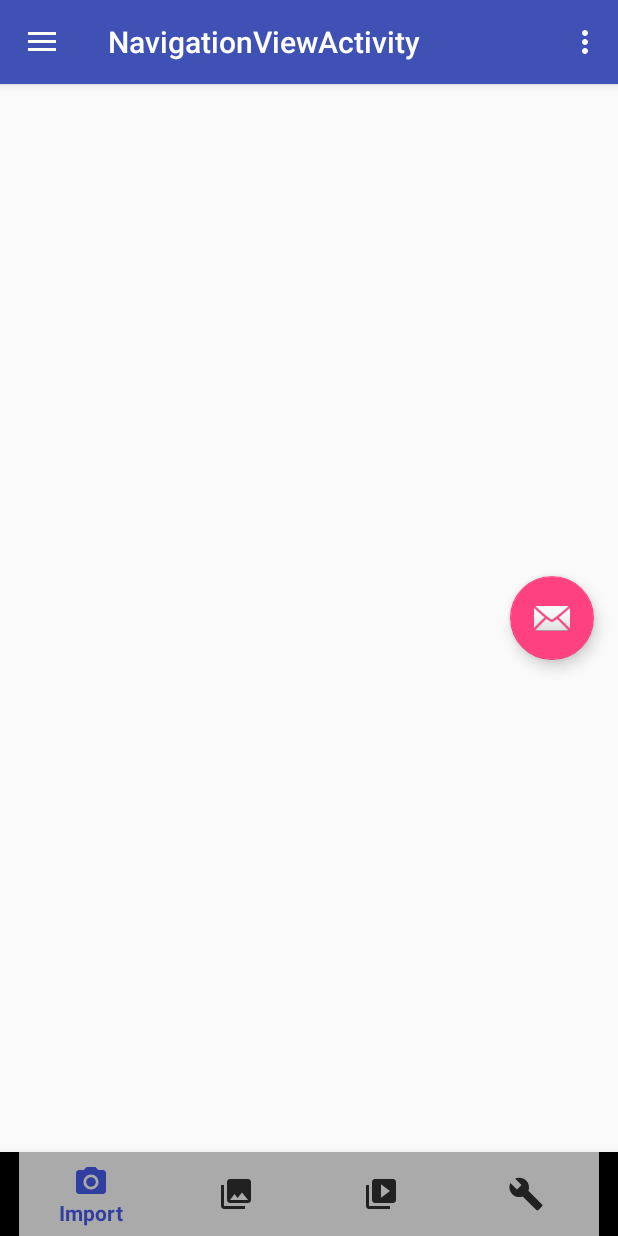
After one commit to huangshouguo/MaterialDesignStudy, an Android app: the NavigationViewActivity screen opened directly, with no data from a screen before it, on a phone screen of 412 x 824 dp. The commit adds this screen. Run offline under Robolectric (Android 15) with nearby library versions, the phone set to English and light mode, and no system bars.

Commit message:
add navigation view

```diff
--- a/app/src/main/AndroidManifest.xml
+++ b/app/src/main/AndroidManifest.xml
@@ -47,6 +47,10 @@
         <activity android:name=".component.AppBarDemo1Activity" />
         <activity android:name=".component.AppBarDemo2Activity" />
         <activity android:name=".component.AppBarDemo3Activity" />
+        <activity
+            android:name=".component.NavigationViewActivity"
+            android:label="@string/title_activity_navigation_view"
+            android:theme="@style/AppTheme"></activity>
     </application>
 
 </manifest>
--- a/app/src/main/java/com/example/hsg/meterialdesignstudy/BaseActivity.java
+++ b/app/src/main/java/com/example/hsg/meterialdesignstudy/BaseActivity.java
@@ -1,10 +1,10 @@
 package com.example.hsg.meterialdesignstudy;
 
-import android.app.Activity;
+import android.support.v7.app.AppCompatActivity;
 
 /**
  * Created by hsg on 7/12/17.
  */
 
-public class BaseActivity extends Activity {
+public class BaseActivity extends AppCompatActivity {
 }
--- a/app/src/main/java/com/example/hsg/meterialdesignstudy/animator/AnimatorTransitionSlideActivity.java
+++ b/app/src/main/java/com/example/hsg/meterialdesignstudy/animator/AnimatorTransitionSlideActivity.java
@@ -32,7 +32,7 @@ public class AnimatorTransitionSlideActivity extends BaseActivity {
         super.onCreate(savedInstanceState);
         setContentView(R.layout.activity_animator_transition_slide);
 
-        RecyclerView recyclerView = findViewById(R.id.recycler_view);
+        RecyclerView recyclerView = (RecyclerView) findViewById(R.id.recycler_view);
         recyclerView.setLayoutManager(new LinearLayoutManager(this));
         recyclerView.setAdapter(new DataListAdapter());
 
--- a/app/src/main/java/com/example/hsg/meterialdesignstudy/component/AppBarDemo2Activity.java
+++ b/app/src/main/java/com/example/hsg/meterialdesignstudy/component/AppBarDemo2Activity.java
@@ -22,7 +22,7 @@ public class AppBarDemo2Activity extends BaseActivity {
         super.onCreate(savedInstanceState);
         setContentView(R.layout.activity_app_bar_demo2);
 
-        RecyclerView recyclerView = findViewById(R.id.recycler_view);
+        RecyclerView recyclerView = (RecyclerView) findViewById(R.id.recycler_view);
         recyclerView.setLayoutManager(new LinearLayoutManager(this));
         recyclerView.setAdapter(new DataListAdapter());
     }
--- a/app/src/main/java/com/example/hsg/meterialdesignstudy/component/AppBarDemo3Activity.java
+++ b/app/src/main/java/com/example/hsg/meterialdesignstudy/component/AppBarDemo3Activity.java
@@ -22,7 +22,7 @@ public class AppBarDemo3Activity extends BaseActivity {
         super.onCreate(savedInstanceState);
         setContentView(R.layout.activity_app_bar_demo3);
 
-        RecyclerView recyclerView = findViewById(R.id.recycler_view);
+        RecyclerView recyclerView = (RecyclerView) findViewById(R.id.recycler_view);
         recyclerView.setLayoutManager(new LinearLayoutManager(this));
         recyclerView.setAdapter(new DataListAdapter());
     }
--- a/app/src/main/java/com/example/hsg/meterialdesignstudy/component/ComponentHomeActivity.java
+++ b/app/src/main/java/com/example/hsg/meterialdesignstudy/component/ComponentHomeActivity.java
@@ -23,6 +23,7 @@ public class ComponentHomeActivity extends BaseActivity implements View.OnClickL
         findViewById(R.id.btn_app_bar_demo1).setOnClickListener(this);
         findViewById(R.id.btn_app_bar_demo2).setOnClickListener(this);
         findViewById(R.id.btn_app_bar_demo3).setOnClickListener(this);
+        findViewById(R.id.btn_navigation).setOnClickListener(this);
 
     }
 
@@ -38,6 +39,9 @@ public class ComponentHomeActivity extends BaseActivity implements View.OnClickL
             case R.id.btn_app_bar_demo3:
                 AppBarDemo3Activity.startAction(this);
                 break;
+            case R.id.btn_navigation:
+                NavigationViewActivity.startAction(this);
+                break;
         }
     }
 }
--- /dev/null
+++ b/app/src/main/java/com/example/hsg/meterialdesignstudy/component/NavigationViewActivity.java
@@ -0,0 +1,110 @@
+package com.example.hsg.meterialdesignstudy.component;
+
+import android.content.Context;
+import android.content.Intent;
+import android.os.Bundle;
+import android.support.design.widget.FloatingActionButton;
+import android.support.design.widget.NavigationView;
+import android.support.design.widget.Snackbar;
+import android.support.v4.view.GravityCompat;
+import android.support.v4.widget.DrawerLayout;
+import android.support.v7.app.ActionBarDrawerToggle;
+import android.support.v7.widget.Toolbar;
+import android.view.Menu;
+import android.view.MenuItem;
+import android.view.View;
+
+import com.example.hsg.meterialdesignstudy.BaseActivity;
+import com.example.hsg.meterialdesignstudy.R;
+
+
+public class NavigationViewActivity extends BaseActivity implements NavigationView.OnNavigationItemSelectedListener {
+
+    public static void startAction(Context context) {
+        Intent intent = new Intent(context, NavigationViewActivity.class);
+        context.startActivity(intent);
+    }
+
+    @Override
+    protected void onCreate(Bundle savedInstanceState) {
+        super.onCreate(savedInstanceState);
+        setContentView(R.layout.activity_navigation_view);
+        Toolbar toolbar = (Toolbar) findViewById(R.id.toolbar);
+        setSupportActionBar(toolbar);
+
+        FloatingActionButton fab = (FloatingActionButton) findViewById(R.id.fab);
+        fab.setOnClickListener(new View.OnClickListener() {
+            @Override
+            public void onClick(View view) {
+                Snackbar.make(view, "Replace with your own action", Snackbar.LENGTH_LONG)
+                        .setAction("Action", null).show();
+            }
+        });
+
+        DrawerLayout drawer = (DrawerLayout) findViewById(R.id.drawer_layout);
+        ActionBarDrawerToggle toggle = new ActionBarDrawerToggle(
+                this, drawer, toolbar, R.string.navigation_drawer_open, R.string.navigation_drawer_close);
+        drawer.setDrawerListener(toggle);
+        toggle.syncState();
+
+        NavigationView navigationView = (NavigationView) findViewById(R.id.nav_view);
+        navigationView.setNavigationItemSelectedListener(this);
+    }
+
+    @Override
+    public void onBackPressed() {
+        DrawerLayout drawer = (DrawerLayout) findViewById(R.id.drawer_layout);
+        if (drawer.isDrawerOpen(GravityCompat.START)) {
+            drawer.closeDrawer(GravityCompat.START);
+        } else {
+            super.onBackPressed();
+        }
+    }
+
+    @Override
+    public boolean onCreateOptionsMenu(Menu menu) {
+        // Inflate the menu; this adds items to the action bar if it is present.
+        getMenuInflater().inflate(R.menu.navigation_view, menu);
+        return true;
+    }
+
+    @Override
+    public boolean onOptionsItemSelected(MenuItem item) {
+        // Handle action bar item clicks here. The action bar will
+        // automatically handle clicks on the Home/Up button, so long
+        // as you specify a parent activity in AndroidManifest.xml.
+        int id = item.getItemId();
+
+        //noinspection SimplifiableIfStatement
+        if (id == R.id.action_settings) {
+            return true;
+        }
+
+        return super.onOptionsItemSelected(item);
+    }
+
+    @SuppressWarnings("StatementWithEmptyBody")
+    @Override
+    public boolean onNavigationItemSelected(MenuItem item) {
+        // Handle navigation view item clicks here.
+        int id = item.getItemId();
+
+        if (id == R.id.nav_camera) {
+            // Handle the camera action
+        } else if (id == R.id.nav_gallery) {
+
+        } else if (id == R.id.nav_slideshow) {
+
+        } else if (id == R.id.nav_manage) {
+
+        } else if (id == R.id.nav_share) {
+
+        } else if (id == R.id.nav_send) {
+
+        }
+
+        DrawerLayout drawer = (DrawerLayout) findViewById(R.id.drawer_layout);
+        drawer.closeDrawer(GravityCompat.START);
+        return true;
+    }
+}
--- /dev/null
+++ b/app/src/main/res/color/tab_item_color.xml
@@ -0,0 +1,5 @@
+<?xml version="1.0" encoding="utf-8"?>
+<selector xmlns:android="http://schemas.android.com/apk/res/android">
+    <item android:color="@color/colorPrimaryDark" android:state_checked="true" />
+    <item android:color="@color/color_gray" />
+</selector>
--- /dev/null
+++ b/app/src/main/res/layout/activity_navigation_view.xml
@@ -0,0 +1,25 @@
+<?xml version="1.0" encoding="utf-8"?>
+<android.support.v4.widget.DrawerLayout xmlns:android="http://schemas.android.com/apk/res/android"
+    xmlns:app="http://schemas.android.com/apk/res-auto"
+    xmlns:tools="http://schemas.android.com/tools"
+    android:id="@+id/drawer_layout"
+    android:layout_width="match_parent"
+    android:layout_height="match_parent"
+    android:fitsSystemWindows="true"
+    tools:openDrawer="start">
+
+    <include
+        layout="@layout/app_bar_navigation_view"
+        android:layout_width="match_parent"
+        android:layout_height="match_parent" />
+
+    <android.support.design.widget.NavigationView
+        android:id="@+id/nav_view"
+        android:layout_width="wrap_content"
+        android:layout_height="match_parent"
+        android:layout_gravity="start"
+        android:fitsSystemWindows="true"
+        app:headerLayout="@layout/nav_header_navigation_view"
+        app:menu="@menu/activity_navigation_view_drawer" />
+
+</android.support.v4.widget.DrawerLayout>
--- /dev/null
+++ b/app/src/main/res/layout/app_bar_navigation_view.xml
@@ -0,0 +1,33 @@
+<?xml version="1.0" encoding="utf-8"?>
+<android.support.design.widget.CoordinatorLayout xmlns:android="http://schemas.android.com/apk/res/android"
+    xmlns:app="http://schemas.android.com/apk/res-auto"
+    xmlns:tools="http://schemas.android.com/tools"
+    android:layout_width="match_parent"
+    android:layout_height="match_parent"
+    tools:context="com.example.hsg.meterialdesignstudy.component.NavigationViewActivity">
+
+    <android.support.design.widget.AppBarLayout
+        android:layout_width="match_parent"
+        android:layout_height="wrap_content"
+        android:theme="@style/AppTheme.AppBarOverlay">
+
+        <android.support.v7.widget.Toolbar
+            android:id="@+id/toolbar"
+            android:layout_width="match_parent"
+            android:layout_height="?attr/actionBarSize"
+            android:background="?attr/colorPrimary"
+            app:popupTheme="@style/AppTheme.PopupOverlay" />
+
+    </android.support.design.widget.AppBarLayout>
+
+    <include layout="@layout/content_navigation_view" />
+
+    <android.support.design.widget.FloatingActionButton
+        android:id="@+id/fab"
+        android:layout_width="wrap_content"
+        android:layout_height="wrap_content"
+        android:layout_gravity="center|end"
+        android:layout_margin="@dimen/fab_margin"
+        app:srcCompat="@android:drawable/ic_dialog_email" />
+
+</android.support.design.widget.CoordinatorLayout>
--- /dev/null
+++ b/app/src/main/res/layout/content_navigation_view.xml
@@ -0,0 +1,20 @@
+<?xml version="1.0" encoding="utf-8"?>
+<RelativeLayout xmlns:android="http://schemas.android.com/apk/res/android"
+    xmlns:app="http://schemas.android.com/apk/res-auto"
+    xmlns:tools="http://schemas.android.com/tools"
+    android:layout_width="match_parent"
+    android:layout_height="match_parent"
+    app:layout_behavior="@string/appbar_scrolling_view_behavior"
+    tools:context="com.example.hsg.meterialdesignstudy.component.NavigationViewActivity"
+    tools:showIn="@layout/app_bar_navigation_view">
+
+
+    <android.support.design.widget.BottomNavigationView
+        android:layout_width="match_parent"
+        android:layout_height="wrap_content"
+        android:layout_alignParentBottom="true"
+        app:itemBackground="@color/color_gray_light"
+        app:itemIconTint="@color/tab_item_color"
+        app:itemTextColor="@color/tab_item_color"
+        app:menu="@menu/menu_bottom_tab"/>
+</RelativeLayout>
--- /dev/null
+++ b/app/src/main/res/menu/activity_navigation_view_drawer.xml
@@ -0,0 +1,36 @@
+<?xml version="1.0" encoding="utf-8"?>
+<menu xmlns:android="http://schemas.android.com/apk/res/android">
+
+    <group android:checkableBehavior="single">
+        <item
+            android:id="@+id/nav_camera"
+            android:icon="@drawable/ic_menu_camera"
+            android:title="Import" />
+        <item
+            android:id="@+id/nav_gallery"
+            android:icon="@drawable/ic_menu_gallery"
+            android:title="Gallery" />
+        <item
+            android:id="@+id/nav_slideshow"
+            android:icon="@drawable/ic_menu_slideshow"
+            android:title="Slideshow" />
+        <item
+            android:id="@+id/nav_manage"
+            android:icon="@drawable/ic_menu_manage"
+            android:title="Tools" />
+    </group>
+
+    <item android:title="Communicate">
+        <menu>
+            <item
+                android:id="@+id/nav_share"
+                android:icon="@drawable/ic_menu_share"
+                android:title="Share" />
+            <item
+                android:id="@+id/nav_send"
+                android:icon="@drawable/ic_menu_send"
+                android:title="Send" />
+        </menu>
+    </item>
+
+</menu>
--- /dev/null
+++ b/app/src/main/res/menu/menu_bottom_tab.xml
@@ -0,0 +1,19 @@
+<?xml version="1.0" encoding="utf-8"?>
+<menu xmlns:android="http://schemas.android.com/apk/res/android">
+    <item
+        android:id="@+id/nav_camera"
+        android:icon="@drawable/ic_menu_camera"
+        android:title="Import" />
+    <item
+        android:id="@+id/nav_gallery"
+        android:icon="@drawable/ic_menu_gallery"
+        android:title="Gallery" />
+    <item
+        android:id="@+id/nav_slideshow"
+        android:icon="@drawable/ic_menu_slideshow"
+        android:title="Slideshow" />
+    <item
+        android:id="@+id/nav_manage"
+        android:icon="@drawable/ic_menu_manage"
+        android:title="Tools" />
+</menu>
--- /dev/null
+++ b/app/src/main/res/menu/navigation_view.xml
@@ -0,0 +1,9 @@
+<?xml version="1.0" encoding="utf-8"?>
+<menu xmlns:android="http://schemas.android.com/apk/res/android"
+    xmlns:app="http://schemas.android.com/apk/res-auto">
+    <item
+        android:id="@+id/action_settings"
+        android:orderInCategory="100"
+        android:title="@string/action_settings"
+        app:showAsAction="never" />
+</menu>
--- a/app/src/main/res/values/dimens.xml
+++ b/app/src/main/res/values/dimens.xml
@@ -7,4 +7,7 @@
     <dimen name="line_width">0.5dp</dimen>
 
     <integer name="animator_duration">1000</integer>
+    <!-- Default screen margins, per the Android Design guidelines. -->
+    <dimen name="activity_horizontal_margin">16dp</dimen>
+    <dimen name="activity_vertical_margin">16dp</dimen>
 </resources>
--- a/app/src/main/res/values/strings.xml
+++ b/app/src/main/res/values/strings.xml
@@ -9,4 +9,5 @@
 
 
     <string name="share_elements_name">share_elements</string>
+    <string name="title_activity_navigation_view">NavigationViewActivity</string>
 </resources>
--- a/app/src/main/res/values/styles.xml
+++ b/app/src/main/res/values/styles.xml
@@ -54,4 +54,8 @@
         <item name="android:textSize">14dp</item>
         <item name="android:textColor">@color/colorPrimary</item>
     </style>
+
+    <style name="AppTheme.AppBarOverlay" parent="ThemeOverlay.AppCompat.Dark.ActionBar" />
+
+    <style name="AppTheme.PopupOverlay" parent="ThemeOverlay.AppCompat.Light" />
 </resources>
```
Also changed, not shown: app/src/main/java/com/example/hsg/meterialdesignstudy/animator/AnimatorPathActivity.java (+4 -4 lines), app/src/main/res/layout/nav_header_navigation_view.xml (added, +35 -0 lines).
